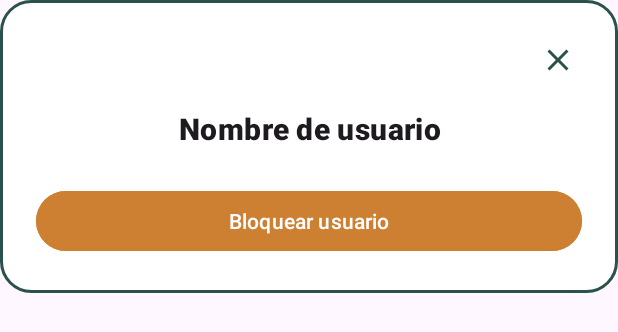
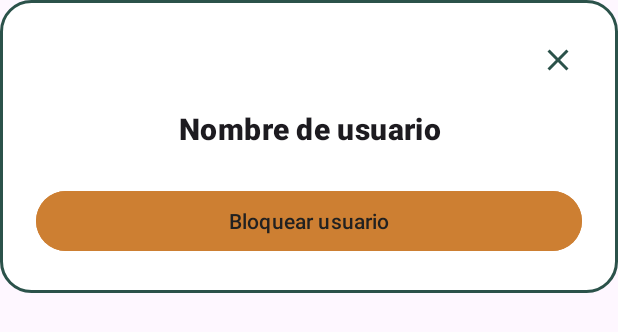
Before and after one commit to Aurimar-Mr/MonitoreoAppSENA, an Android app: the layout dialog_user_info.xml on its own in the app's theme, with its tools: preview values and no code run, on a phone screen of 412 x 824 dp. Shown: the top 332 px of the screen. Run offline under Robolectric (Android 15) with nearby library versions, the phone set to English and light mode, and no system bars.

Commit message:
finisg of screen ui (responsibe and accesibility)

```diff
--- a/app/src/main/res/layout/activity_signup.xml
+++ b/app/src/main/res/layout/activity_signup.xml
@@ -37,7 +37,7 @@
                     android:letterSpacing="-0.02"
                     android:text="@string/create_account_title"
                     android:textColor="@color/white"
-                    android:textSize="@dimen/text_size_title"
+                    android:textSize="@dimen/text_size_xl"
                     android:textStyle="bold"
                     app:layout_constraintBottom_toBottomOf="parent"
                     app:layout_constraintEnd_toEndOf="parent"
--- a/app/src/main/res/layout/dialog_user_info.xml
+++ b/app/src/main/res/layout/dialog_user_info.xml
@@ -2,6 +2,7 @@
 <androidx.constraintlayout.widget.ConstraintLayout
     xmlns:android="http://schemas.android.com/apk/res/android"
     xmlns:app="http://schemas.android.com/apk/res-auto"
+    xmlns:tools="http://schemas.android.com/tools"
     android:layout_width="match_parent"
     android:layout_height="wrap_content"
     android:padding="@dimen/dialog_padding"
@@ -45,11 +46,12 @@
             android:id="@+id/buttonBlockUser"
             android:layout_width="match_parent"
             android:layout_height="wrap_content"
-            android:text="@string/bloquear_usuario"
-            android:textColor="@color/block_button_text"
             android:backgroundTint="@color/block_button"
             android:paddingTop="@dimen/button_vertical_padding"
-            android:paddingBottom="@dimen/button_vertical_padding"/>
+            android:paddingBottom="@dimen/button_vertical_padding"
+            android:text="@string/bloquear_usuario"
+            android:textColor="@color/gris_claro"
+            tools:ignore="VisualLintButtonSize" />
     </LinearLayout>
 
 </androidx.constraintlayout.widget.ConstraintLayout>
--- a/app/src/main/res/values/colors.xml
+++ b/app/src/main/res/values/colors.xml
@@ -41,5 +41,9 @@
     <color name="text_hint">#9E9E9E</color>
     <color name="text_on_primary">#EEEEEE</color>
     <color name="gris_medio">#9E9E9E</color>
+    <color name="gris_claro">#212121</color>
+
+
+
 
 </resources>
--- a/app/src/main/res/values/dimens.xml
+++ b/app/src/main/res/values/dimens.xml
@@ -113,6 +113,7 @@
     <dimen name="indicator_size">16dp</dimen>
 
 
+
     <dimen name="alerta_max_width">280dp</dimen>
     <dimen name="button_horizontal_margin">64dp</dimen>
     <dimen name="dialog_spacing">24dp</dimen>
@@ -124,5 +125,7 @@
     <dimen name="margin_bottom_titulo">20dp</dimen>
     <dimen name="margin_bottom_tab">20dp</dimen>
     <dimen name="text_margin_start">8dp</dimen>
+    <dimen name="margin_xsmall">12sp</dimen>
+    <dimen name="button_vertical_padding">2sp</dimen>
 
 </resources>
```
Also changed, not shown: app/src/main/res/layout/activity_login.xml (+6 -3 lines), app/src/main/res/values/strings.xml (+9 -0 lines).
